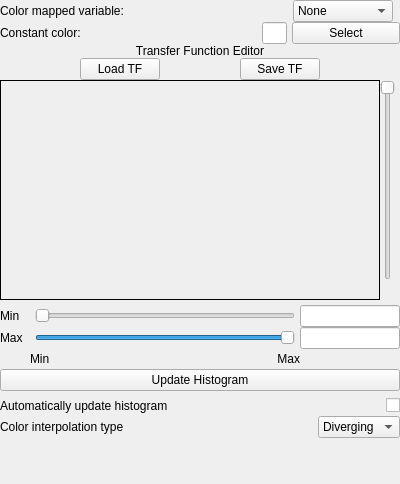
Qt form apps/vaporgui/ui/TFWidgetGUI.ui (StasJ/vapor-formatted) before a commit.
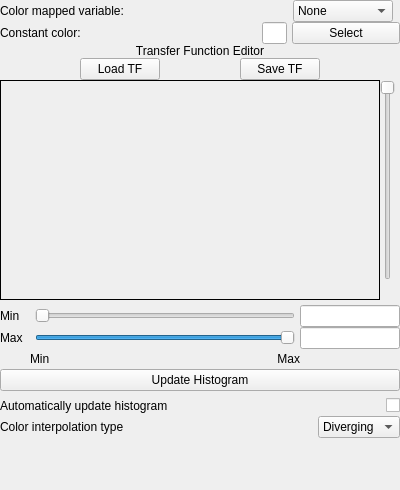
The same form after that commit. Custom widgets are drawn as their Qt base class.

The edit to the form file:
```diff
--- a/apps/vaporgui/ui/TFWidgetGUI.ui
+++ b/apps/vaporgui/ui/TFWidgetGUI.ui
@@ -7,7 +7,7 @@
     <x>0</x>
     <y>0</y>
     <width>400</width>
-    <height>484</height>
+    <height>490</height>
    </rect>
   </property>
   <property name="sizePolicy">
```
Left out of the diff: 3 changed lines with no effect on the pictures.
